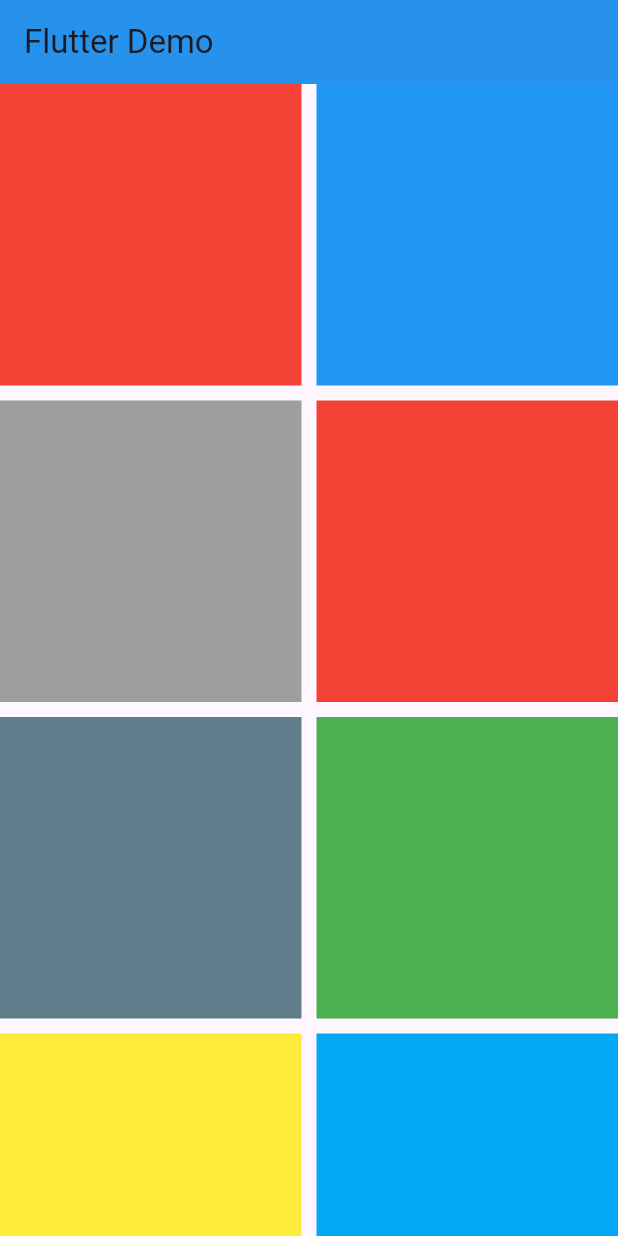
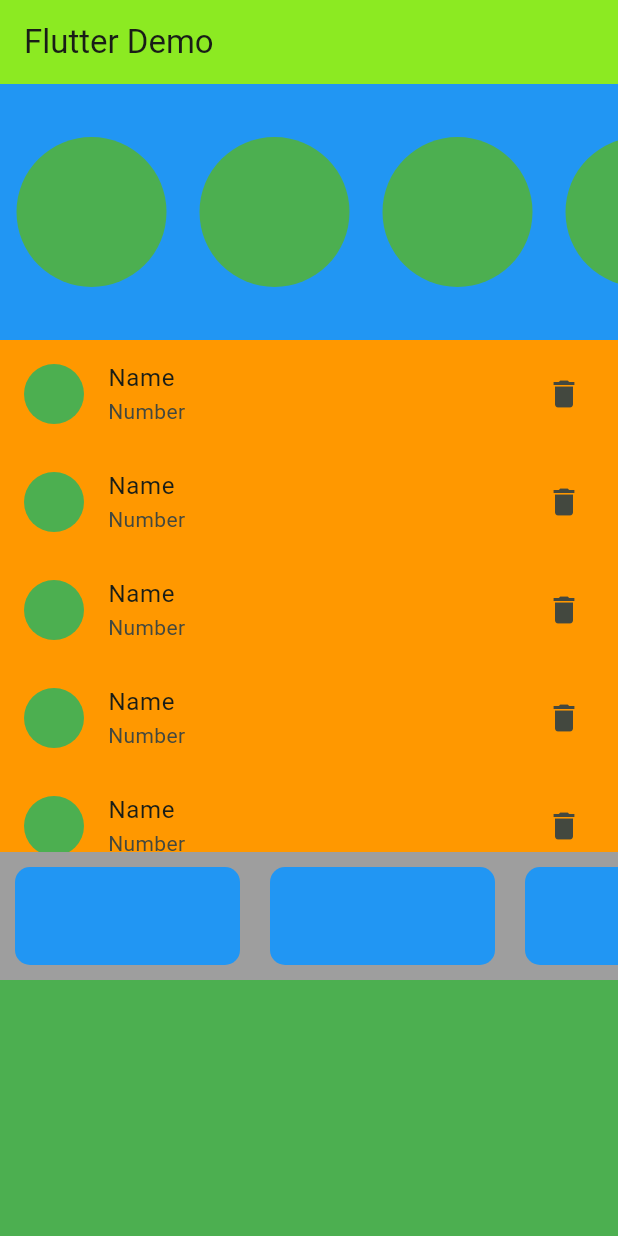
Before and after one commit to prajapatihet/firstapp, a Flutter app: the screen it shows after launch, on a phone screen of 412 x 824 dp. Run offline on Flutter 3.47's test engine with Material 3 defaults, Android fonts, the phone set to English and light mode, and no system bars.

Commit message:
Simple UI like insta and whatsapp chats

```diff
--- a/lib/main.dart
+++ b/lib/main.dart
@@ -15,7 +15,8 @@ class MyApp extends StatelessWidget {
       title: 'Flutter Demo',
       debugShowCheckedModeBanner: false,
       theme: ThemeData(
-        colorScheme: ColorScheme.fromSeed(seedColor: Colors.deepPurple),
+        colorScheme:
+            ColorScheme.fromSeed(seedColor: Color.fromARGB(255, 81, 239, 28)),
         useMaterial3: true,
       ),
       home: const MainHomeScreen(),
--- a/lib/src/present/views/main_screen/main_home.dart
+++ b/lib/src/present/views/main_screen/main_home.dart
@@ -1,4 +1,6 @@
+import 'package:flutter/cupertino.dart';
 import 'package:flutter/material.dart';
+import 'package:flutter/widgets.dart';
 
 class MainHomeScreen extends StatefulWidget {
   const MainHomeScreen({super.key});
@@ -25,20 +27,72 @@ class _MainHomeScreenState extends State<MainHomeScreen> {
   @override
   Widget build(BuildContext context) {
     return Scaffold(
-        appBar: AppBar(
-          backgroundColor: Colors.blue,
-          title: const Text('Flutter Demo'),
-          elevation: 2,
+      appBar: AppBar(
+        backgroundColor: const Color.fromARGB(255, 145, 243, 33),
+        title: const Text('Flutter Demo'),
+        elevation: 2,
+      ),
+      body: Container(
+        child: Column(
+          children: [
+            Expanded(
+              flex: 2,
+              child: Container(
+                color: Colors.blue,
+                child: ListView.builder(
+                  itemBuilder: (context, index) => const Padding(
+                    padding: EdgeInsets.all(11.0),
+                    child: SizedBox(
+                      width: 100,
+                      child: CircleAvatar(
+                        backgroundColor: Colors.green,
+                      ),
+                    ),
+                  ),
+                  itemCount: 10,
+                  scrollDirection: Axis.horizontal,
+                ),
+              ),
+            ),
+            Expanded(
+              flex: 4,
+              child: Container(
+                color: Colors.orange,
+                child: ListView.builder(
+                  itemBuilder: (context, index) => ListTile(
+                    leading: CircleAvatar(
+                      backgroundColor: Colors.green,
+                    ),
+                    title: Text('Name'),
+                    subtitle: Text('Number'),
+                    trailing: Icon(Icons.delete),
+                  ),
+                ),
+              ),
+            ),
+            Expanded(
+              flex: 1,
+              child: Container(
+                color: Colors.grey,
+                child: ListView.builder(
+                  itemBuilder: (context, index) => Padding(
+                    padding: EdgeInsets.all(10),
+                    child: Container(
+                      width: 150,
+                      decoration: BoxDecoration(
+                          borderRadius: BorderRadius.circular(10),
+                          color: Colors.blue),
+                    ),
+                  ),
+                  itemCount: 10,
+                  scrollDirection: Axis.horizontal,
+                ),
+              ),
+            ),
+            Expanded(flex: 2, child: Container(color: Colors.green)),
+          ],
         ),
-        body: GridView.builder(
-          gridDelegate: const SliverGridDelegateWithFixedCrossAxisCount(
-              crossAxisCount: 2, crossAxisSpacing: 10, mainAxisSpacing: 10),
-          itemBuilder: (context, index) {
-            return Container(
-              color: arrColors[index],
-            );
-          },
-          itemCount: arrColors.length,
-        ));
+      ),
+    );
   }
 }
```
